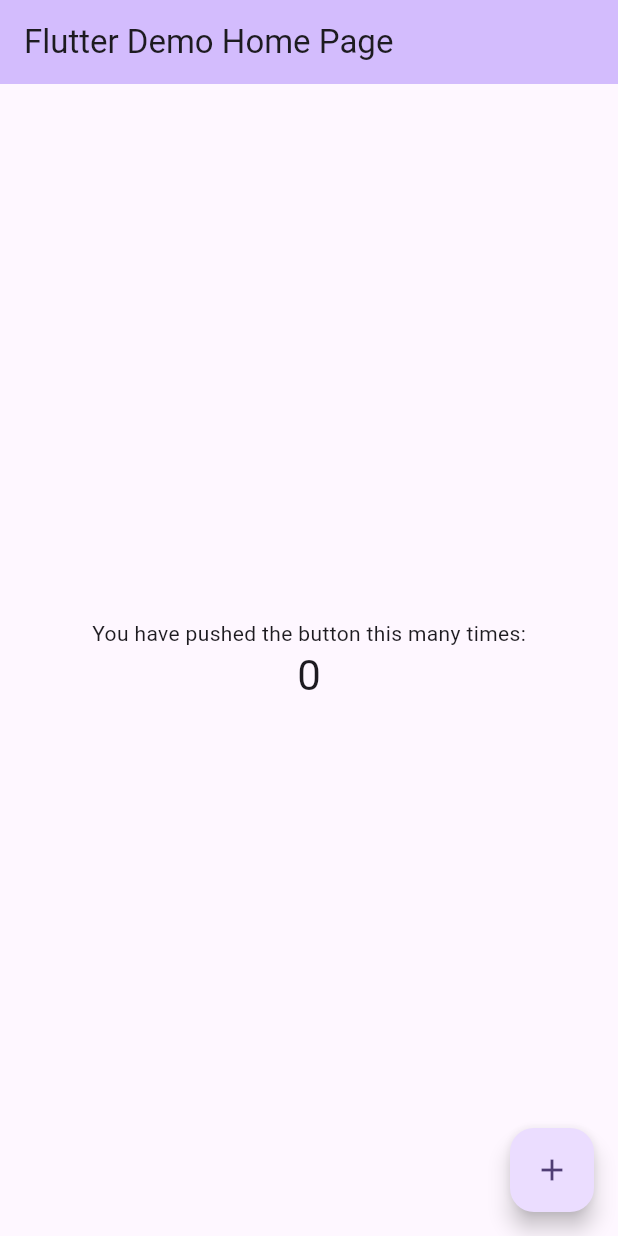
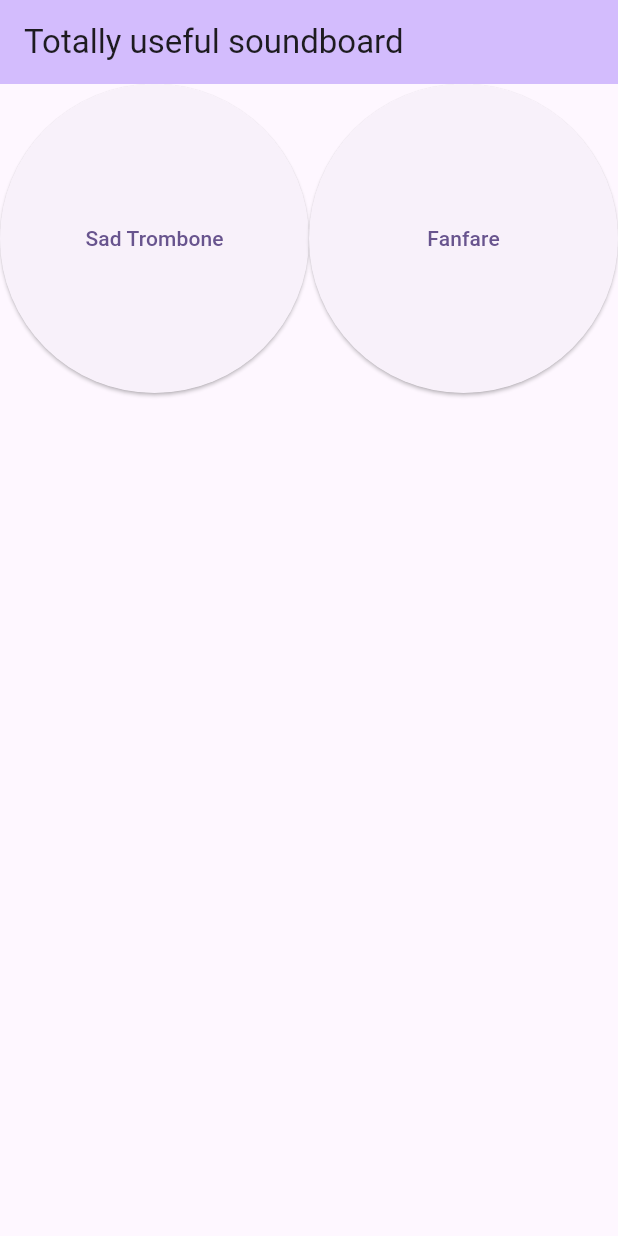
Before and after one commit to ReadingOwl3000/flutter-soundboard, a Flutter app: the screen it shows after launch, on a phone screen of 412 x 824 dp. Run offline on Flutter 3.47's test engine with Material 2 defaults, Android fonts, the phone set to English and light mode, and no system bars; our stand-ins replace assets_audio_player.

Commit message:
new sound: fafare (WIP)

```diff
--- a/lib/main.dart
+++ b/lib/main.dart
@@ -8,46 +8,25 @@ void main() {
 class MyApp extends StatelessWidget {
   const MyApp({super.key});
 
+
   // This widget is the root of your application.
   @override
   Widget build(BuildContext context) {
     return MaterialApp(
-      title: 'Flutter Demo',
+      title: 'Totally useful soundboard',
       theme: ThemeData(
-        // This is the theme of your application.
-        //
-        // TRY THIS: Try running your application with "flutter run". You'll see
-        // the application has a blue toolbar. Then, without quitting the app,
-        // try changing the seedColor in the colorScheme below to Colors.green
-        // and then invoke "hot reload" (save your changes or press the "hot
-        // reload" button in a Flutter-supported IDE, or press "r" if you used
-        // the command line to start the app).
-        //
-        // Notice that the counter didn't reset back to zero; the application
-        // state is not lost during the reload. To reset the state, use hot
-        // restart instead.
-        //
-        // This works for code too, not just values: Most code changes can be
-        // tested with just a hot reload.
         colorScheme: ColorScheme.fromSeed(seedColor: Colors.deepPurple),
         useMaterial3: true,
       ),
-      home: const MyHomePage(title: 'Flutter Demo Home Page'),
+      home: const MyHomePage(title: 'Totally useful soundboard'),
+
+
     );
   }
 }
 
 class MyHomePage extends StatefulWidget {
   const MyHomePage({super.key, required this.title});
-
-  // This widget is the home page of your application. It is stateful, meaning
-  // that it has a State object (defined below) that contains fields that affect
-  // how it looks.
-
-  // This class is the configuration for the state. It holds the values (in this
-  // case the title) provided by the parent (in this case the App widget) and
-  // used by the build method of the State. Fields in a Widget subclass are
-  // always marked "final".
 
   final String title;
 
@@ -56,73 +35,36 @@ class MyHomePage extends StatefulWidget {
 }
 
 class _MyHomePageState extends State<MyHomePage> {
-  int _counter = 0;
   final _assetsAudioPlayer = AssetsAudioPlayer();
 
-  void _incrementCounter() {
-    setState(() {
-      // This call to setState tells the Flutter framework that something has
-      // changed in this State, which causes it to rerun the build method below
-      // so that the display can reflect the updated values. If we changed
-      // _counter without calling setState(), then the build method would not be
-      // called again, and so nothing would appear to happen.
-      _counter++;
-    });
-    _assetsAudioPlayer.open(Audio("raw/sadtromboneogg"));
+  void _playSound(String soundname) {
+    _assetsAudioPlayer.open(Audio("raw/"+soundname));
   }
 
   @override
   Widget build(BuildContext context) {
-    // This method is rerun every time setState is called, for instance as done
-    // by the _incrementCounter method above.
-    //
-    // The Flutter framework has been optimized to make rerunning build methods
-    // fast, so that you can just rebuild anything that needs updating rather
-    // than having to individually change instances of widgets.
     return Scaffold(
       appBar: AppBar(
-        // TRY THIS: Try changing the color here to a specific color (to
-        // Colors.amber, perhaps?) and trigger a hot reload to see the AppBar
-        // change color while the other colors stay the same.
         backgroundColor: Theme.of(context).colorScheme.inversePrimary,
-        // Here we take the value from the MyHomePage object that was created by
-        // the App.build method, and use it to set our appbar title.
         title: Text(widget.title),
       ),
-      body: Center(
-        // Center is a layout widget. It takes a single child and positions it
-        // in the middle of the parent.
-        child: Column(
-          // Column is also a layout widget. It takes a list of children and
-          // arranges them vertically. By default, it sizes itself to fit its
-          // children horizontally, and tries to be as tall as its parent.
-          //
-          // Column has various properties to control how it sizes itself and
-          // how it positions its children. Here we use mainAxisAlignment to
-          // center the children vertically; the main axis here is the vertical
-          // axis because Columns are vertical (the cross axis would be
-          // horizontal).
-          //
-          // TRY THIS: Invoke "debug painting" (choose the "Toggle Debug Paint"
-          // action in the IDE, or press "p" in the console), to see the
-          // wireframe for each widget.
-          mainAxisAlignment: MainAxisAlignment.center,
-          children: <Widget>[
-            const Text(
-              'You have pushed the button this many times:',
-            ),
-            Text(
-              '$_counter',
-              style: Theme.of(context).textTheme.headlineMedium,
-            ),
-          ],
-        ),
+      body: GridView.count(
+          // Create a grid with 2 columns. If you change the scrollDirection to
+          // horizontal, this produces 2 rows.
+          crossAxisCount: 2,
+          children: [
+              ElevatedButton(
+                child: const Text('Sad Trombone'),
+                // TODO: soundname anpassen
+                onPressed: () {_playSound("sadtrombone"); },
+              ),
+              ElevatedButton(
+                child: const Text('Fanfare'),
+                // TODO: soundname anpassen
+                onPressed: () {_playSound("fanfare"); },
+              ),
+        ],
       ),
-      floatingActionButton: FloatingActionButton(
-        onPressed: _incrementCounter,
-        tooltip: 'Increment',
-        child: const Icon(Icons.add),
-      ), // This trailing comma makes auto-formatting nicer for build methods.
     );
   }
 }
```
Also changed, not shown: pubspec.lock, 1 other file.
